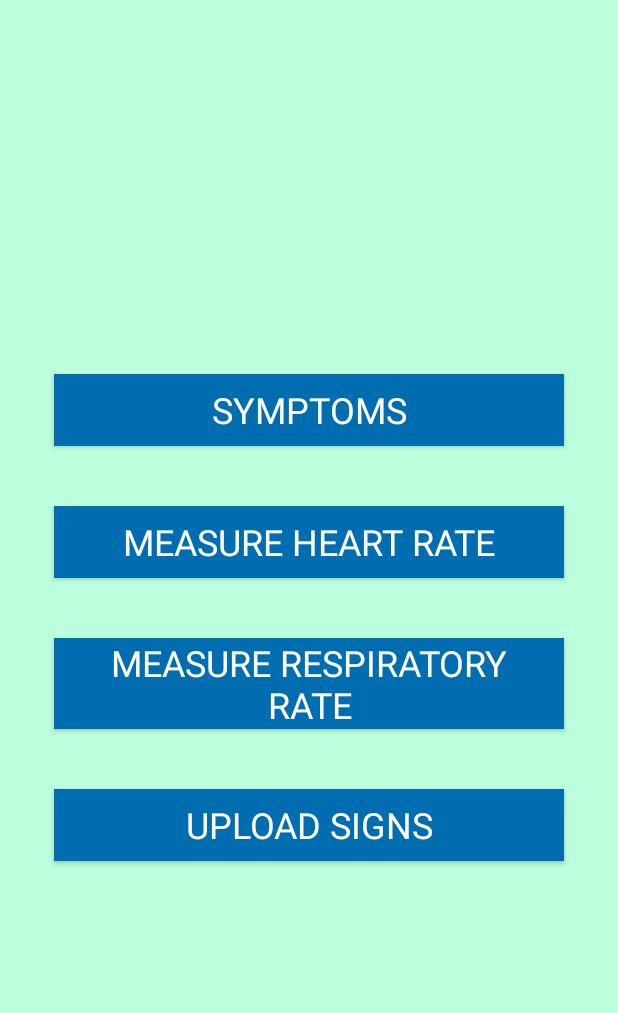
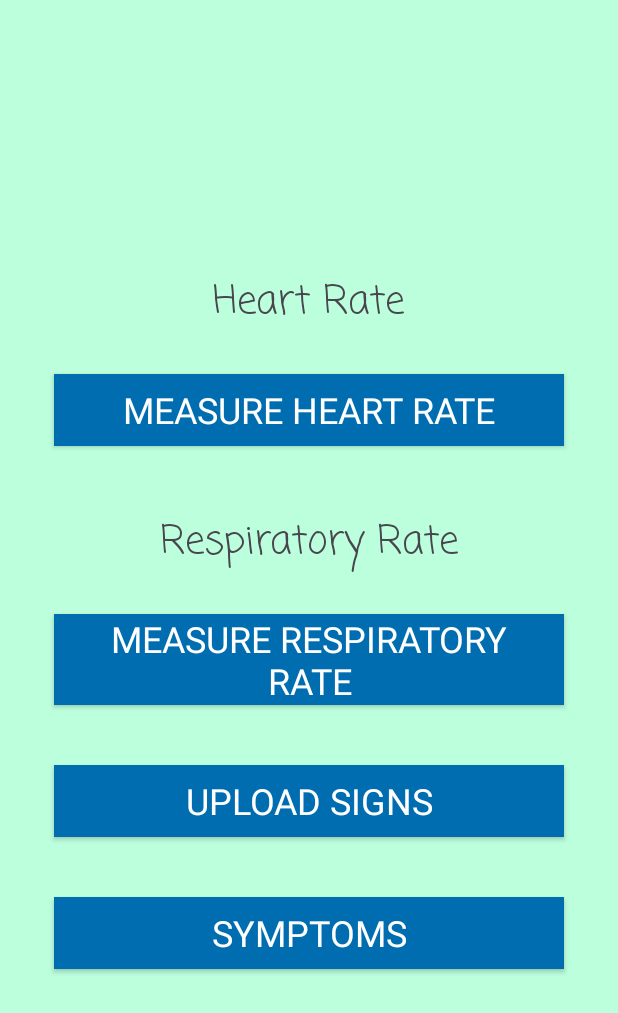
Before and after one commit to nicolefernandes18/Context_Monitoring_Application, an Android app: the screen it shows after launch (MainActivity), on a phone screen of 412 x 824 dp. Shown: the top 1013 px of the screen. Run offline under Robolectric (Android 15) with nearby library versions, the phone set to English and light mode, and no system bars.

Commit message:
Added few features

```diff
--- a/app/src/main/java/com/example/context_monitoring_application/MainActivity.java
+++ b/app/src/main/java/com/example/context_monitoring_application/MainActivity.java
@@ -18,9 +18,14 @@ import android.provider.MediaStore;
 import android.view.View;
 
 import android.widget.Button;
+import android.widget.ProgressBar;
+import android.widget.TextView;
 import android.widget.Toast;
 
 import java.io.IOException;
+import java.util.concurrent.ExecutorService;
+import java.util.concurrent.Executors;
+import java.util.concurrent.Future;
 
 public class MainActivity extends AppCompatActivity {
 
@@ -31,6 +36,11 @@ public class MainActivity extends AppCompatActivity {
     private Uri videoUri;
 
     private String heartRate;
+    private ExecutorService executorService;
+
+    private ProgressBar progressHeartRate;
+
+    private TextView heartRateValueText;
 
     ActivityResultLauncher<Intent> activityResultLauncher;
 
@@ -40,6 +50,12 @@ public class MainActivity extends AppCompatActivity {
         setContentView(R.layout.activity_main);
 
         Button symBtn = (Button) findViewById(R.id.symBtn);
+
+        heartRateValueText = findViewById(R.id.heartRateValueText);
+
+        progressHeartRate = findViewById(R.id.progressBarHeartRate);
+
+        executorService = Executors.newSingleThreadExecutor();
 
         symBtn.setOnClickListener(new View.OnClickListener() {
             @Override
@@ -55,28 +71,22 @@ public class MainActivity extends AppCompatActivity {
             if (result.getResultCode() == RESULT_OK && result.getData() != null){
                 Intent data = result.getData();
                 videoUri = data.getData();
+                calculateHeartRateValue(videoUri);
             }
         });
 
         measureHrtRate.setOnClickListener(new View.OnClickListener() {
             @Override
             public void onClick(View view) {
+                progressHeartRate.setVisibility(View.VISIBLE);
                 checkCameraPermissions();
-
             }
         });
 
         measureRespRate.setOnClickListener(new View.OnClickListener() {
             @Override
             public void onClick(View view) {
-                String videoConverted = convertMediaUriToPath(getApplicationContext(), videoUri);
-                SlowTask slowTask = new SlowTask();
-                try {
-                    heartRate = slowTask.doInBackground(videoConverted);
-                } catch (IOException e) {
-                    throw new RuntimeException(e);
-                }
-                Toast.makeText(getApplicationContext(),heartRate, Toast.LENGTH_SHORT).show();
+
             }
         });
     }
@@ -118,4 +128,31 @@ public class MainActivity extends AppCompatActivity {
         return path;
     }
 
+    private void calculateHeartRateValue(final Uri videoUri){
+
+        executorService.execute(new Runnable() {
+            @Override
+            public void run() {
+                String videoConverted = convertMediaUriToPath(getApplicationContext(), videoUri);
+
+                try {
+                    heartRate = SlowTask.calculateHeartRate(videoConverted);
+                } catch (IOException e) {
+                    throw new RuntimeException(e);
+                }
+
+                runOnUiThread(new Runnable() {
+                    @Override
+                    public void run() {
+                        if(heartRate != null){
+                            progressHeartRate.setVisibility(View.GONE);
+                            heartRateValueText.setText(heartRate);
+                            heartRateValueText.setVisibility(View.VISIBLE);
+                        }
+                    }
+                });
+            }
+        });
+    }
+
 }
--- a/app/src/main/java/com/example/context_monitoring_application/SlowTask.java
+++ b/app/src/main/java/com/example/context_monitoring_application/SlowTask.java
@@ -16,7 +16,7 @@ import java.util.logging.LogRecord;
 
 public class SlowTask
 {
-    protected String doInBackground(String... params) throws IOException {
+    protected static String calculateHeartRate(String... params) throws IOException {
         Bitmap m_bitmap = null;
         MediaMetadataRetriever retriever = new MediaMetadataRetriever();
         List<Bitmap> frameList = new ArrayList<>();
@@ -67,4 +67,29 @@ public class SlowTask
             return String.valueOf(rate / 2);
         }
     }
+
+    private int callRespiratoryCalculator() {
+        float previousValue = 0.0f;
+        float currentValue = 0.0f;
+        previousValue = 10.0f;
+        int k = 0;
+
+//        for (int i = 11; i <= 450; i++) {
+//            currentValue = (float) Math.sqrt(
+//                    Math.pow(accelValuesZ[i], 2.0) +
+//                            Math.pow(accelValuesX[i], 2.0) +
+//                            Math.pow(accelValuesY[i], 2.0)
+//            );
+//
+//            if (Math.abs(previousValue - currentValue) > 0.15) {
+//                k++;
+//            }
+//
+//            previousValue = currentValue;
+//        }
+
+        double ret = (double) k / 45.00;
+        return (int) (ret * 30);
+    }
+
 }
--- a/app/src/main/res/layout/activity_main.xml
+++ b/app/src/main/res/layout/activity_main.xml
@@ -10,28 +10,31 @@
     android:background="#bfd"
     tools:context=".MainActivity">
 
+    <TextView
+        android:layout_width="wrap_content"
+        android:layout_height="wrap_content"
+        android:text="Heart Rate"
+        android:padding="8dp"
+        android:textSize="26sp"
+        android:fontFamily="casual"
+        android:layout_marginTop="16dp"/>
 
-    <androidx.appcompat.widget.AppCompatButton
-        android:id="@+id/symBtn"
-        android:layout_width="match_parent"
+    <ProgressBar
+        android:id="@+id/progressBarHeartRate"
+        style="?android:attr/progressBarStyle"
+        android:layout_width="120dp"
         android:layout_height="wrap_content"
-        android:background="#006db0"
-        android:paddingStart="10dp"
-        android:paddingEnd="10dp"
-        android:layout_margin="20dp"
-        android:text="Symptoms"
-        android:fontFamily="sans-serif"
-        android:layout_gravity="center"
-        android:textColor="@android:color/background_light"
-        android:textSize="24sp"
-        app:layout_constraintBottom_toBottomOf="parent"
-        app:layout_constraintTop_toTopOf="parent"
-        app:layout_constraintStart_toStartOf="parent"
-        app:layout_constraintEnd_toEndOf="parent" />
+        android:visibility="gone" />
 
-
-
-
+    <TextView
+        android:id="@+id/heartRateValueText"
+        android:layout_width="wrap_content"
+        android:layout_height="wrap_content"
+        android:text=""
+        android:textSize="26sp"
+        android:fontFamily="casual"
+        android:layout_marginTop="16dp"
+        android:visibility="gone"/>
 
     <androidx.appcompat.widget.AppCompatButton
         android:id="@+id/heartRateBtn"
@@ -44,11 +47,33 @@
         android:fontFamily="sans-serif"
         android:layout_margin="20dp"
         android:textColor="@android:color/background_light"
-        android:textSize="24sp"
-        app:layout_constraintBottom_toBottomOf="parent"
-        app:layout_constraintEnd_toEndOf="parent"
-        app:layout_constraintStart_toStartOf="parent"
-        app:layout_constraintTop_toTopOf="parent" />
+        android:textSize="24sp"/>
+
+    <TextView
+        android:layout_width="wrap_content"
+        android:layout_height="wrap_content"
+        android:text="Respiratory Rate"
+        android:padding="8dp"
+        android:textSize="26sp"
+        android:fontFamily="casual"
+        android:layout_marginTop="16dp"/>
+
+    <ProgressBar
+        android:id="@+id/progressBarRespRate"
+        style="?android:attr/progressBarStyle"
+        android:layout_width="120dp"
+        android:layout_height="wrap_content"
+        android:visibility="gone" />
+
+    <TextView
+        android:id="@+id/RespRateValueText"
+        android:layout_width="wrap_content"
+        android:layout_height="wrap_content"
+        android:text=""
+        android:textSize="26sp"
+        android:fontFamily="casual"
+        android:layout_marginTop="16dp"
+        android:visibility="gone"/>
 
     <androidx.appcompat.widget.AppCompatButton
 
@@ -86,4 +111,22 @@
         app:layout_constraintStart_toStartOf="parent"
         app:layout_constraintTop_toTopOf="parent" />
 
+    <androidx.appcompat.widget.AppCompatButton
+        android:id="@+id/symBtn"
+        android:layout_width="match_parent"
+        android:layout_height="wrap_content"
+        android:background="#006db0"
+        android:paddingStart="10dp"
+        android:paddingEnd="10dp"
+        android:layout_margin="20dp"
+        android:text="Symptoms"
+        android:fontFamily="sans-serif"
+        android:layout_gravity="center"
+        android:textColor="@android:color/background_light"
+        android:textSize="24sp"
+        app:layout_constraintBottom_toBottomOf="parent"
+        app:layout_constraintTop_toTopOf="parent"
+        app:layout_constraintStart_toStartOf="parent"
+        app:layout_constraintEnd_toEndOf="parent" />
+
 </LinearLayout>
```
